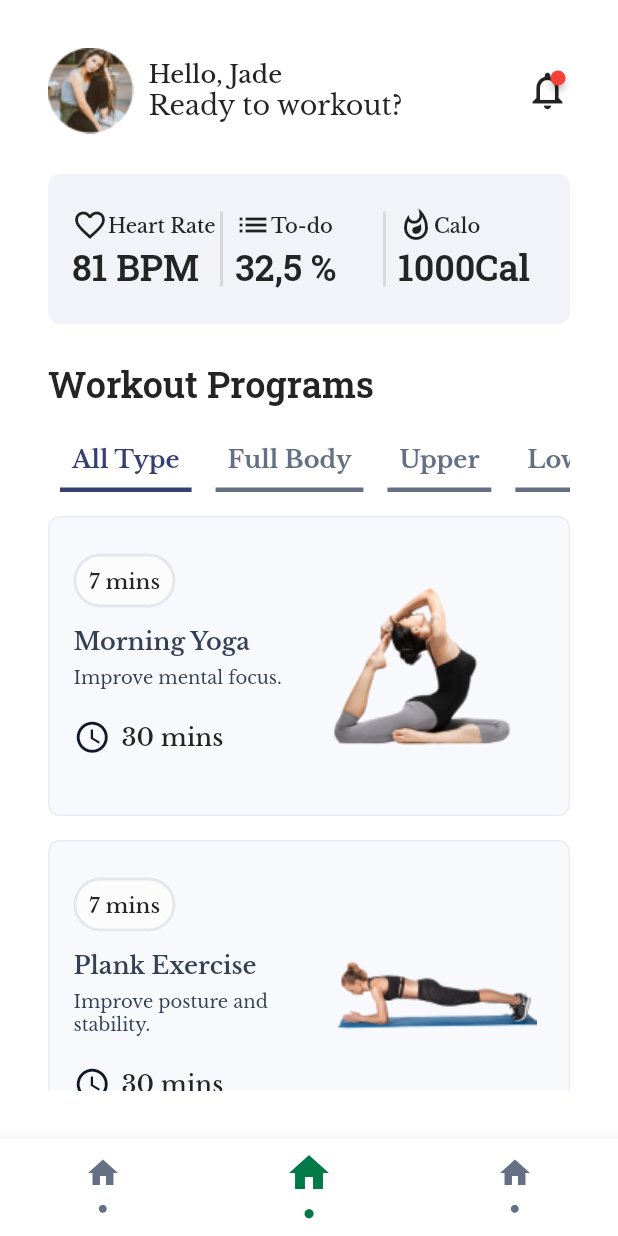
After one commit to Thomaskhalil/Quiz-App, a Flutter app: the screen it shows after launch, item 2 of the bottom bar chosen, on a phone screen of 412 x 824 dp. The commit adds this screen. Run offline on Flutter 3.47's test engine with Material 2 defaults, Android fonts, the phone set to English and light mode, and no system bars; drawn by our look-alikes of badges; our stand-ins replace google_fonts; missing offline and left inert: image_card.

Commit message:
Done with WorkOut App

```diff
--- /dev/null
+++ b/lib/Pages/WorkOut/work_out_home.dart
@@ -0,0 +1,262 @@
+import 'package:flutter/material.dart';
+import 'package:badges/badges.dart' as badges;
+import 'package:image_card/image_card.dart';
+import 'package:moody/Widgets/CustomCard.dart';
+
+class WorkOutHome extends StatefulWidget {
+  const WorkOutHome({Key? key}) : super(key: key);
+
+  static const String routeName = "workoutHome";
+  @override
+  State<WorkOutHome> createState() => _WorkOutHomeState();
+}
+
+class _WorkOutHomeState extends State<WorkOutHome> {
+  final List<CardItem> CardItems = [
+    CardItem(
+        img: "yoga_woman",
+        title: "Morning Yoga",
+        decs: "Improve mental focus."),
+    CardItem(
+        img: "yoga_woman_2",
+        title: "Plank Exercise",
+        decs: "Improve posture and\nstability."),
+  ];
+  @override
+  Widget build(BuildContext context) {
+    double screenHeight = MediaQuery.of(context).size.height;
+    double screenWidth = MediaQuery.of(context).size.width;
+    return SafeArea(
+      child: Scaffold(
+        body: Padding(
+          padding: const EdgeInsets.all(32),
+          child: SingleChildScrollView(
+            child: Column(
+              crossAxisAlignment: CrossAxisAlignment.stretch,
+              children: [
+                _buildHeader(context),
+                _buildStatsContainer(context),
+                _buildWorkoutPrograms(context),
+                TabNavigationMenu(),
+                Container(
+                  height:
+                      screenHeight, // Remove this line or adjust the height as needed
+                  child: ListView.builder(
+                    itemCount: CardItems.length,
+                    itemBuilder: (context, index) {
+                      return CustomCard(
+                        title: CardItems[index].title,
+                        description: CardItems[index].decs,
+                        imagePath: CardItems[index].img,
+                      );
+                    },
+                  ),
+                ),
+              ],
+            ),
+          ),
+        ),
+      ),
+    );
+  }
+
+  Widget _buildHeader(BuildContext context) {
+    return Row(
+      mainAxisAlignment: MainAxisAlignment.spaceBetween,
+      children: [
+        _buildProfileInfo(context),
+        _buildNotificationIcon(),
+      ],
+    );
+  }
+
+  Widget _buildProfileInfo(BuildContext context) {
+    return Row(
+      children: [
+        Image.asset("assets/images/workout/profile_icon.png"),
+        SizedBox(width: 10),
+        Column(
+          crossAxisAlignment: CrossAxisAlignment.start,
+          children: [
+            Text(
+              "Hello, Jade",
+              style: Theme.of(context).textTheme.bodySmall,
+            ),
+            Text(
+              "Ready to workout?",
+              style: Theme.of(context)
+                  .textTheme
+                  .bodyMedium!
+                  .copyWith(fontSize: 18),
+            ),
+          ],
+        ),
+      ],
+    );
+  }
+
+  Widget _buildNotificationIcon() {
+    return badges.Badge(
+      position: badges.BadgePosition.topEnd(top: -8, end: 3),
+      badgeContent: Text(
+        '',
+        style: TextStyle(fontSize: 15),
+      ),
+      child: Icon(
+        Icons.notifications_outlined,
+        size: 30,
+      ),
+    );
+  }
+
+  Widget _buildStatsContainer(BuildContext context) {
+    return Container(
+      decoration: BoxDecoration(
+        color: Color.fromARGB(255, 242, 243, 248),
+        borderRadius: BorderRadius.circular(8),
+      ),
+      width: 326,
+      height: 100,
+      margin: EdgeInsets.only(top: 27),
+      child: Padding(
+        padding: const EdgeInsets.all(16),
+        child: Row(
+          mainAxisAlignment: MainAxisAlignment.center,
+          children: [
+            _buildStatColumn(
+                context, Icons.favorite_outline, "Heart Rate", "81 BPM"),
+            _buildDivider(),
+            _buildStatColumn(context, Icons.list, "To-do", "32,5 %"),
+            _buildDivider(),
+            _buildStatColumn(
+                context, Icons.whatshot_outlined, "Calo", "1000Cal"),
+          ],
+        ),
+      ),
+    );
+  }
+
+  Widget _buildStatColumn(
+      BuildContext context, IconData icon, String label, String value) {
+    return Expanded(
+      child: Column(
+        mainAxisAlignment: MainAxisAlignment.center,
+        children: [
+          Center(
+            child: Row(
+              crossAxisAlignment: CrossAxisAlignment.center,
+              children: [
+                Icon(icon),
+                Text(
+                  label,
+                  style: Theme.of(context)
+                      .textTheme
+                      .bodySmall!
+                      .copyWith(fontSize: 13),
+                ),
+              ],
+            ),
+          ),
+          Row(
+            crossAxisAlignment: CrossAxisAlignment.center,
+            children: [
+              Text(
+                value,
+                style: Theme.of(context).textTheme.bodyLarge,
+              ),
+              SizedBox(width: 5),
+              // Text(
+              //   "BPM",
+              //   style: Theme.of(context)
+              //       .textTheme
+              //       .bodyLarge!
+              //       .copyWith(fontSize: 18, fontWeight: FontWeight.w400),
+              // ),
+            ],
+          ),
+        ],
+      ),
+    );
+  }
+
+  Widget _buildDivider() {
+    return Container(
+      height: 50,
+      width: 2,
+      color: Color(0xffD9D9D9), // You can customize the color of the divider
+      margin: EdgeInsets.only(right: 8),
+    );
+  }
+
+  Widget _buildWorkoutPrograms(BuildContext context) {
+    return Container(
+      margin: EdgeInsets.only(top: 24),
+      child: Text("Workout Programs",
+          style: Theme.of(context).textTheme.bodyLarge),
+    );
+  }
+}
+
+class TabNavigationMenu extends StatefulWidget {
+  @override
+  _TabNavigationMenuState createState() => _TabNavigationMenuState();
+}
+
+class _TabNavigationMenuState extends State<TabNavigationMenu> {
+  List<String> tabNames = ["All Type", "Full Body", "Upper", "Lower"];
+  int? selectedIndex = 0;
+
+  @override
+  Widget build(BuildContext context) {
+    return Container(
+      margin: EdgeInsets.only(
+        top: 16,
+      ),
+      height: 40,
+      child: ListView.builder(
+        scrollDirection: Axis.horizontal,
+        itemCount: tabNames.length,
+        itemBuilder: (context, index) {
+          return Padding(
+            padding: const EdgeInsets.symmetric(horizontal: 8.0),
+            child: InkWell(
+              onTap: () {
+                // Handle item tap
+                setState(() {
+                  selectedIndex = index;
+                });
+                print('Tapped on $selectedIndex');
+              },
+              child: Container(
+                decoration: BoxDecoration(
+                    border: Border(
+                        bottom: BorderSide(
+                            width: 3,
+                            color: selectedIndex == index
+                                ? Color(0xff363F72)
+                                : Color(0xff667085)))),
+                padding: const EdgeInsets.all(8.0),
+                child: Text(
+                  tabNames[index],
+                  style: Theme.of(context).textTheme.bodySmall!.copyWith(
+                      fontWeight: FontWeight.bold,
+                      color: selectedIndex == index
+                          ? Color(0xff363F72)
+                          : Color(0xff667085)),
+                ),
+              ),
+            ),
+          );
+        },
+      ),
+    );
+  }
+}
+
+class CardItem {
+  final String img;
+  final String title;
+  final String decs;
+
+  CardItem({required this.img, required this.title, required this.decs});
+}
--- a/lib/Pages/main_app.dart
+++ b/lib/Pages/main_app.dart
@@ -1,5 +1,6 @@
 import 'package:flutter/material.dart';
 import 'package:moody/Pages/Moody/moody_home.dart';
+import 'package:moody/Pages/WorkOut/work_out_home.dart';
 
 //?
 import 'package:moody/Pages/splash_screen.dart';
@@ -24,7 +25,7 @@ class _MyTabsState extends State<MyTabs> {
 
   final List<Widget> _tabs = [
     MoodyHome(),
-    SplashScreen(),
+    WorkOutHome(),
     SplashScreen(),
     SplashScreen(),
   ];
@@ -47,17 +48,17 @@ class _MyTabsState extends State<MyTabs> {
             label: '●',
           ),
           BottomNavigationBarItem(
-            icon: Icon(Icons.grid_view),
+            icon: Icon(Icons.home),
             label: '●',
           ),
           BottomNavigationBarItem(
-            icon: Icon(Icons.calendar_today_outlined),
+            icon: Icon(Icons.home),
             label: '●',
           ),
-          BottomNavigationBarItem(
-            icon: Icon(Icons.person_outlined),
-            label: '●',
-          ),
+          // BottomNavigationBarItem(
+          //   icon: Icon(Icons.person_outlined),
+          //   label: '●',
+          // ),
         ],
         selectedItemColor: Color(0xff027A48),
         unselectedItemColor: Color(0xff667085),
--- /dev/null
+++ b/lib/Widgets/CustomCard.dart
@@ -0,0 +1,116 @@
+import 'package:flutter/material.dart';
+
+class CustomCard extends StatelessWidget {
+  final String duration = "7 mins";
+  final String title;
+  final String description;
+  final String imagePath;
+
+  const CustomCard({
+    Key? key,
+    required this.title,
+    required this.description,
+    required this.imagePath,
+  }) : super(key: key);
+
+  @override
+  Widget build(BuildContext context) {
+    return Container(
+      margin: EdgeInsets.only(top: 16),
+      decoration: BoxDecoration(
+          borderRadius: BorderRadius.circular(8),
+          color: Color(0xffF8F9FC),
+          border: Border.all(width: 1, color: Color(0xffEAECF5))),
+      width: 326,
+      height: 200,
+      child: Padding(
+        padding: const EdgeInsets.symmetric(vertical: 24, horizontal: 16),
+        child: Row(
+          children: [
+            Column(
+              crossAxisAlignment: CrossAxisAlignment.start,
+              children: [
+                Container(
+                  decoration: BoxDecoration(
+                    border: Border.all(width: 2, color: Color(0xffE4E7EC)),
+                    borderRadius: BorderRadius.circular(999),
+                    color: Color(0xffFCFCFD),
+                  ),
+                  width: 68,
+                  height: 36,
+                  child: Center(
+                    child: Text(
+                      duration,
+                      style: Theme.of(context)
+                          .textTheme
+                          .bodySmall!
+                          .copyWith(fontSize: 14, fontWeight: FontWeight.w500),
+                    ),
+                  ),
+                ),
+                Container(
+                  margin: EdgeInsets.only(top: 12),
+                  child: Column(
+                    children: [
+                      Column(
+                        crossAxisAlignment: CrossAxisAlignment.start,
+                        children: [
+                          Text(
+                            title,
+                            style: Theme.of(context)
+                                .textTheme
+                                .bodySmall!
+                                .copyWith(
+                                    fontWeight: FontWeight.w600,
+                                    color: Color(0xff344054)),
+                          ),
+                          SizedBox(
+                            height: 7,
+                          ),
+                          Text(
+                            description,
+                            style:
+                                Theme.of(context).textTheme.bodySmall!.copyWith(
+                                    // height: 1.5,
+                                    fontSize: 12,
+                                    fontWeight: FontWeight.w400,
+                                    color: Color(0xff344054)),
+                          ),
+                          SizedBox(
+                            height: 20,
+                          ),
+                          Row(
+                            children: [
+                              Icon(
+                                Icons.access_time,
+                                color: Color(0xff101828),
+                                size: 25,
+                              ),
+                              SizedBox(
+                                width: 7,
+                              ),
+                              Text(
+                                "30 mins",
+                                style: Theme.of(context)
+                                    .textTheme
+                                    .bodySmall!
+                                    .copyWith(fontWeight: FontWeight.w500),
+                              )
+                            ],
+                          ),
+                        ],
+                      ),
+                    ],
+                  ),
+                )
+              ],
+            ),
+            Expanded(
+              child: Image.asset("assets/images/workout/${imagePath}.png"),
+            )
+          ],
+        ),
+      ),
+    );
+  }
+}
--- a/pubspec.yaml
+++ b/pubspec.yaml
@@ -34,6 +34,7 @@ dependencies:
   # The following adds the Cupertino Icons font to your application.
   # Use with the CupertinoIcons class for iOS style icons.
   cupertino_icons: ^1.0.2
+  image_card: ^0.0.4
 
 dev_dependencies:
   flutter_test:
@@ -54,6 +55,7 @@ flutter:
   # To add assets to your application, add an assets section, like this:
   assets:
     - assets/images/
+    - assets/images/workout/
 
   # An image asset can refer to one or more resolution-specific "variants", see
   # https://flutter.dev/assets-and-images/#resolution-aware
```
Also changed, not shown: assets/images/workout/profile_icon.png (added), assets/images/workout/yoga_woman.png (added), assets/images/workout/yoga_woman_2.png (added), pubspec.lock.
